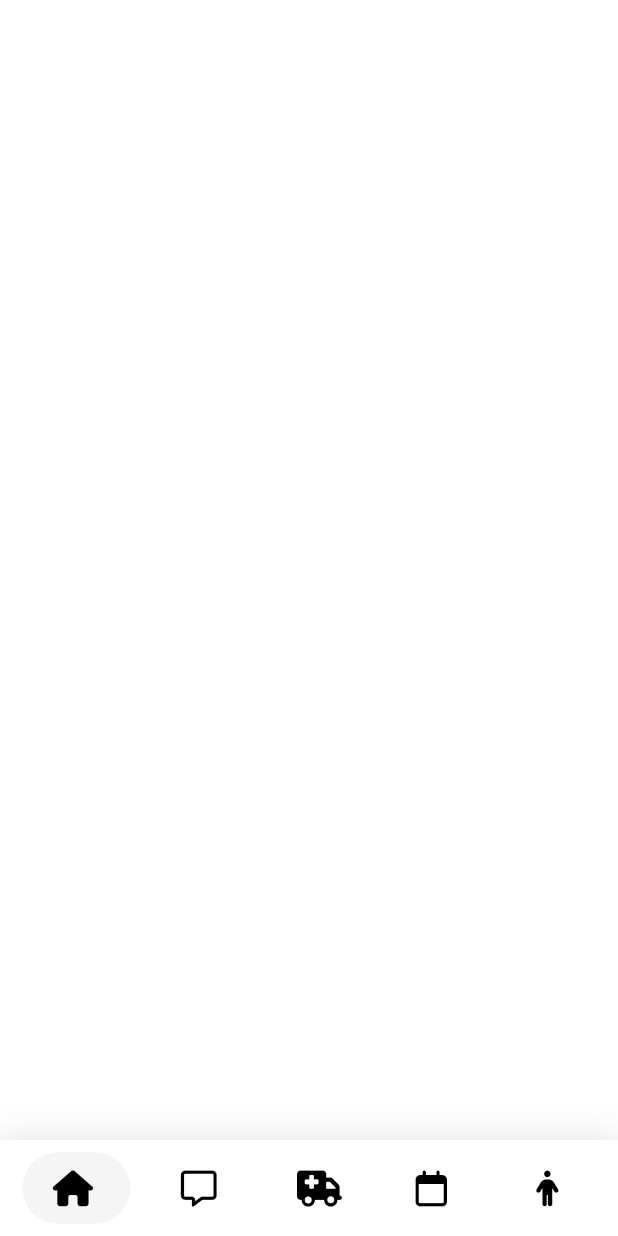
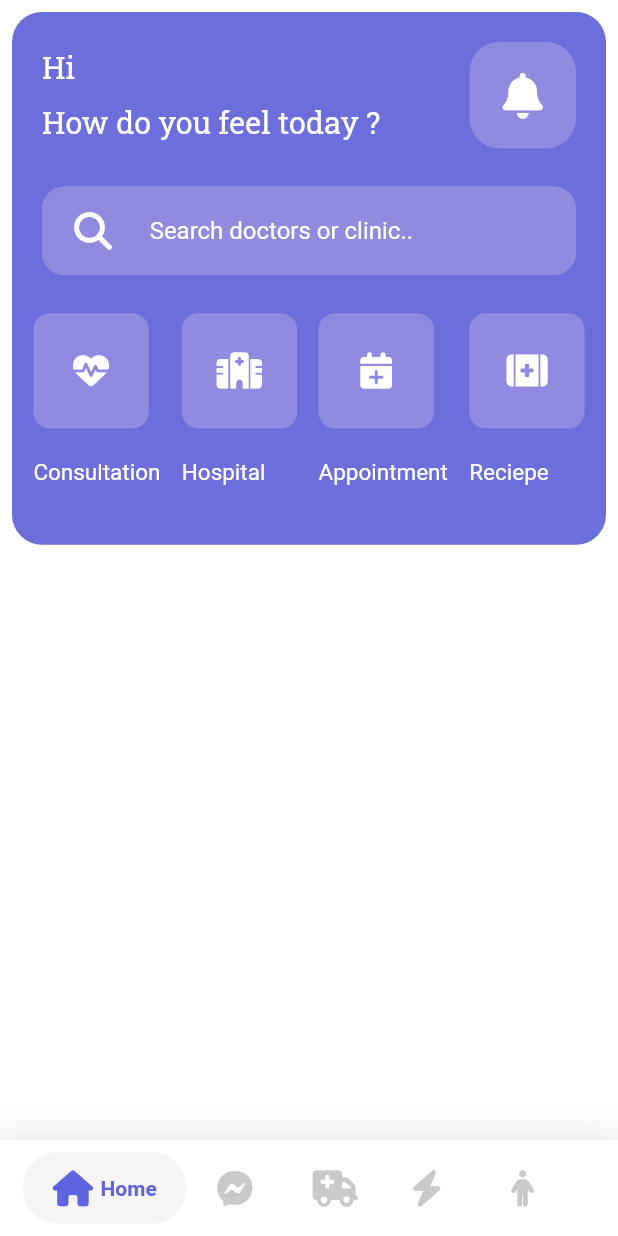
Before and after one commit to pnkr01/August-Plus, a Flutter app: the Home screen opened by its route, on a phone screen of 412 x 824 dp. Run offline on Flutter 3.47's test engine with Material 2 defaults, Android fonts, the phone set to English and light mode, and no system bars; drawn by our look-alikes of google_nav_bar; our stand-ins replace cloud_firestore, firebase_auth, firebase_core, font_awesome_flutter, google_fonts, otp_text_field and 1 more; accounts and stored records are empty.

Commit message:
home screen ui 1

```diff
--- a/lib/src/constant/constant.dart
+++ b/lib/src/constant/constant.dart
@@ -1,4 +1,6 @@
+import 'package:august_plus/src/size_configuration.dart';
 import 'package:flutter/material.dart';
+import 'package:google_fonts/google_fonts.dart';
 
 const kPrimaryColor = Color(0xFFFF9900);
 const kSecondaryColor = Color(0xFF979797);
@@ -9,3 +11,10 @@ const kdefaultDuration = Duration(milliseconds: 250);
 
 const ksplashText = "August";
 const ksplashTextSize = 50.0;
+
+TextStyle textStyle() {
+  return GoogleFonts.robotoSlab(
+    color: Colors.white,
+    fontSize: getProportionateScreenHeight(20),
+  );
+}
--- a/lib/src/screen/home/home.dart
+++ b/lib/src/screen/home/home.dart
@@ -3,11 +3,11 @@ import 'package:font_awesome_flutter/font_awesome_flutter.dart';
 import 'package:google_nav_bar/google_nav_bar.dart';
 
 import '../../size_configuration.dart';
-import '../pages/ambulance/ambulance_nav.dart';
-import '../pages/appointement/appointement_nav.dart';
-import '../pages/home/home_nav.dart';
-import '../pages/message/message_nav.dart';
-import '../pages/profile/profile_nav.dart';
+import '../pages/bottom_nav/ambulance/ambulance_nav.dart';
+import '../pages/bottom_nav/appointement/appointement_nav.dart';
+import '../pages/bottom_nav/home/home_nav.dart';
+import '../pages/bottom_nav/message/message_nav.dart';
+import '../pages/bottom_nav/profile/profile_nav.dart';
 
 class Home extends StatefulWidget {
   const Home({Key? key}) : super(key: key);
@@ -44,36 +44,38 @@ class _HomeState extends State<Home> {
         child: SafeArea(
           child: Padding(
             padding: const EdgeInsets.symmetric(horizontal: 15.0, vertical: 8),
+            child: SingleChildScrollView(
+              scrollDirection: Axis.horizontal,
               child: GNav(
-              rippleColor: Colors.grey[300]!,
+                rippleColor: Colors.blue[300]!,
                 hoverColor: Colors.grey[100]!,
                 gap: 8,
-              activeColor: Colors.black,
+                activeColor: const Color(0xFF5E63E0),
                 iconSize: 24,
                 padding: const EdgeInsets.symmetric(horizontal: 20, vertical: 12),
                 duration: const Duration(milliseconds: 400),
                 tabBackgroundColor: Colors.grey[100]!,
-              color: Colors.black,
+                color: const Color(0xFFC9C9C9),
                 tabs: const [
                   GButton(
                     icon: FontAwesomeIcons.house,
-                  // text: 'Home',
+                    text: 'Home',
                   ),
                   GButton(
-                  icon: FontAwesomeIcons.message,
-                  //text: 'Messages',
+                    icon: FontAwesomeIcons.facebookMessenger,
+                    text: 'Message',
                   ),
                   GButton(
                     icon: FontAwesomeIcons.truckMedical,
-                  // text: 'Ambulance',
+                    text: 'Ambulance',
                   ),
                   GButton(
-                  icon: FontAwesomeIcons.calendar,
-                  //text: 'Appointement',
+                    icon: FontAwesomeIcons.bolt,
+                    text: 'AI BOT',
                   ),
                   GButton(
                     icon: FontAwesomeIcons.person,
-                  // text: 'Profile',
+                    text: 'Profile',
                   ),
                 ],
                 selectedIndex: _selectedIndex,
@@ -86,6 +88,7 @@ class _HomeState extends State<Home> {
             ),
           ),
         ),
+      ),
       body: screen[_selectedIndex],
     );
   }
--- /dev/null
+++ b/lib/src/screen/pages/bottom_nav/home/components/home_upper/components/first_section.dart
@@ -0,0 +1,59 @@
+import 'package:august_plus/src/constant/constant.dart';
+import 'package:august_plus/src/size_configuration.dart';
+import 'package:august_plus/utils/global.dart';
+import 'package:flutter/material.dart';
+import 'package:font_awesome_flutter/font_awesome_flutter.dart';
+
+class FirstSection extends StatelessWidget {
+  const FirstSection({Key? key}) : super(key: key);
+
+  @override
+  Widget build(BuildContext context) {
+    return Padding(
+      padding: const EdgeInsets.only(
+        left: 20,
+        right: 20,
+        top: 20,
+      ),
+      child: Row(
+        mainAxisAlignment: MainAxisAlignment.spaceBetween,
+        children: [
+          Column(
+            crossAxisAlignment: CrossAxisAlignment.start,
+            children: [
+              Text(
+                'Hi ${sharedPreferences.getString('name')}',
+                style: textStyle(),
+              ),
+              SizedBox(
+                height: getProportionateScreenHeight(10),
+              ),
+              Text(
+                'How do you feel today ?',
+                style: textStyle(),
+              ),
+            ],
+          ),
+          Container(
+            height: getProportionateScreenHeight(70),
+            width: getProportionateScreenHeight(70),
+            decoration: const BoxDecoration(
+              color: Color(0xFF8E8BE1),
+              borderRadius: BorderRadius.all(
+                Radius.circular(20),
+              ),
+            ),
+            child: IconButton(
+              onPressed: () {},
+              icon: Icon(
+                FontAwesomeIcons.solidBell,
+                color: Colors.white,
+                size: getProportionateScreenHeight(30),
+              ),
+            ),
+          ),
+        ],
+      ),
+    );
+  }
+}
--- /dev/null
+++ b/lib/src/screen/pages/bottom_nav/home/components/home_upper/components/second_section.dart
@@ -0,0 +1,49 @@
+import 'package:flutter/material.dart';
+import 'package:font_awesome_flutter/font_awesome_flutter.dart';
+
+class SecondSection extends StatelessWidget {
+  const SecondSection({Key? key}) : super(key: key);
+
+  @override
+  Widget build(BuildContext context) {
+    return Padding(
+      padding: const EdgeInsets.only(
+        left: 20,
+        right: 20,
+      ),
+      child: TextFormField(
+        decoration: InputDecoration(
+          hintText: "      Search doctors or clinic..",
+          hintStyle: const TextStyle(
+            color: Colors.white,
+          ),
+          prefixIcon: const Padding(
+            padding: EdgeInsets.only(left: 20.0),
+            child: Icon(
+              FontAwesomeIcons.magnifyingGlass,
+              size: 25,
+              color: Colors.white,
+            ),
+          ),
+          filled: true,
+          fillColor: const Color(0xFF918BE0),
+          enabledBorder: OutlineInputBorder(
+            borderRadius: BorderRadius.circular(15),
+            borderSide: const BorderSide(
+              color: Color(0xFF918BE0),
+              width: 1.0,
+            ),
+          ),
+          focusedBorder: OutlineInputBorder(
+            borderRadius: BorderRadius.circular(15),
+            borderSide: const BorderSide(
+              color: Color(0xFF918BE0),
+              width: 1.0,
+            ),
+          ),
+        ),
+        cursorWidth: 2,
+      ),
+    );
+  }
+}
--- /dev/null
+++ b/lib/src/screen/pages/bottom_nav/home/components/home_upper/components/third_section.dart
@@ -0,0 +1,77 @@
+import 'package:flutter/material.dart';
+import 'package:font_awesome_flutter/font_awesome_flutter.dart';
+
+import 'package:august_plus/src/size_configuration.dart';
+
+class ThirdSection extends StatelessWidget {
+  const ThirdSection({Key? key}) : super(key: key);
+
+  @override
+  Widget build(BuildContext context) {
+    List iconData = [
+      FontAwesomeIcons.heartPulse,
+      FontAwesomeIcons.solidHospital,
+      FontAwesomeIcons.solidCalendarPlus,
+      FontAwesomeIcons.kitMedical,
+    ];
+    List iconText = [
+      'Consultation',
+      'Hospital',
+      'Appointment',
+      'Reciepe',
+    ];
+    return Row(
+      mainAxisAlignment: MainAxisAlignment.spaceEvenly,
+      children: List.generate(
+        iconData.length,
+        (index) => CreateContainerWithIcon(
+          iconData: iconData[index],
+          iconText: iconText[index],
+        ),
+      ),
+    );
+  }
+}
+
+class CreateContainerWithIcon extends StatelessWidget {
+  final IconData iconData;
+  final String iconText;
+  const CreateContainerWithIcon({
+    Key? key,
+    required this.iconData,
+    required this.iconText,
+  }) : super(key: key);
+
+  @override
+  Widget build(BuildContext context) {
+    return Column(
+      crossAxisAlignment: CrossAxisAlignment.start,
+      children: [
+        Container(
+          height: getProportionateScreenWidth(70),
+          width: getProportionateScreenWidth(70),
+          decoration: BoxDecoration(
+            borderRadius: BorderRadius.all(
+              Radius.circular(getProportionateScreenWidth(10)),
+            ),
+            color: const Color(0xFF8E8BE1),
+          ),
+          child: Icon(
+            iconData,
+            color: Colors.white,
+          ),
+        ),
+        SizedBox(
+          height: getProportionateScreenHeight(20),
+        ),
+        Text(
+          iconText,
+          style: const TextStyle(
+            fontSize: 15.0,
+            color: Colors.white,
+          ),
+        ),
+      ],
+    );
+  }
+}
--- /dev/null
+++ b/lib/src/screen/pages/bottom_nav/home/components/home_upper/upper_container.dart
@@ -0,0 +1,39 @@
+import 'package:august_plus/src/size_configuration.dart';
+import 'package:flutter/material.dart';
+
+import 'components/first_section.dart';
+import 'components/second_section.dart';
+import 'components/third_section.dart';
+
+class HomeUpperContainer extends StatelessWidget {
+  const HomeUpperContainer({Key? key}) : super(key: key);
+
+  @override
+  Widget build(BuildContext context) {
+    return Padding(
+      padding: const EdgeInsets.all(8.0),
+      child: Container(
+        decoration: BoxDecoration(
+          color: const Color(0xFF6C6FDB),
+          borderRadius: BorderRadius.circular(20),
+        ),
+        height: getProportionateScreenHeight(350),
+        // color: const Color(0xFF6C6FDB),
+        child: Column(
+          crossAxisAlignment: CrossAxisAlignment.start,
+          children: [
+            const FirstSection(),
+            SizedBox(
+              height: getProportionateScreenHeight(25),
+            ),
+            const SecondSection(),
+            SizedBox(
+              height: getProportionateScreenHeight(25),
+            ),
+            const ThirdSection(),
+          ],
+        ),
+      ),
+    );
+  }
+}
--- a/lib/src/screen/pages/home/home_nav.dart
+++ b/lib/src/screen/pages/bottom_nav/home/components/home_upper_second_container.dart
@@ -1,7 +1,7 @@
 import 'package:flutter/material.dart';
 
-class HomeNav extends StatelessWidget {
-  const HomeNav({Key? key}) : super(key: key);
+class HomeUpperSecondContainer extends StatelessWidget {
+  const HomeUpperSecondContainer({Key? key}) : super(key: key);
 
   @override
   Widget build(BuildContext context) {
--- /dev/null
+++ b/lib/src/screen/pages/bottom_nav/home/components/home_upper_third_container.dart
@@ -0,0 +1,10 @@
+import 'package:flutter/material.dart';
+
+class HomeUpperThirdContainer extends StatelessWidget {
+  const HomeUpperThirdContainer({Key? key}) : super(key: key);
+
+  @override
+  Widget build(BuildContext context) {
+    return Container();
+  }
+}
--- /dev/null
+++ b/lib/src/screen/pages/bottom_nav/home/home_nav.dart
@@ -0,0 +1,24 @@
+import 'package:august_plus/src/screen/pages/bottom_nav/home/components/home_upper_second_container.dart';
+import 'package:flutter/material.dart';
+
+import 'components/home_upper_third_container.dart';
+import 'components/home_upper/upper_container.dart';
+
+class HomeNav extends StatelessWidget {
+  const HomeNav({Key? key}) : super(key: key);
+
+  @override
+  Widget build(BuildContext context) {
+    return Scaffold(
+      body: SafeArea(
+        child: Column(
+          children: const [
+            HomeUpperContainer(),
+            HomeUpperSecondContainer(),
+            HomeUpperThirdContainer(),
+          ],
+        ),
+      ),
+    );
+  }
+}
```
Also changed, not shown: lib/src/screen/pages/bottom_nav/ambulance/ambulance_nav.dart (renamed from lib/src/screen/pages/ambulance/ambulance_nav.dart), lib/src/screen/pages/bottom_nav/appointement/appointement_nav.dart (renamed from lib/src/screen/pages/appointement/appointement_nav.dart), lib/src/screen/pages/bottom_nav/message/message_nav.dart (renamed from lib/src/screen/pages/message/message_nav.dart), lib/src/screen/pages/bottom_nav/profile/profile_nav.dart (renamed from lib/src/screen/pages/profile/profile_nav.dart). Lines whose indentation alone changed are shown as unchanged.
